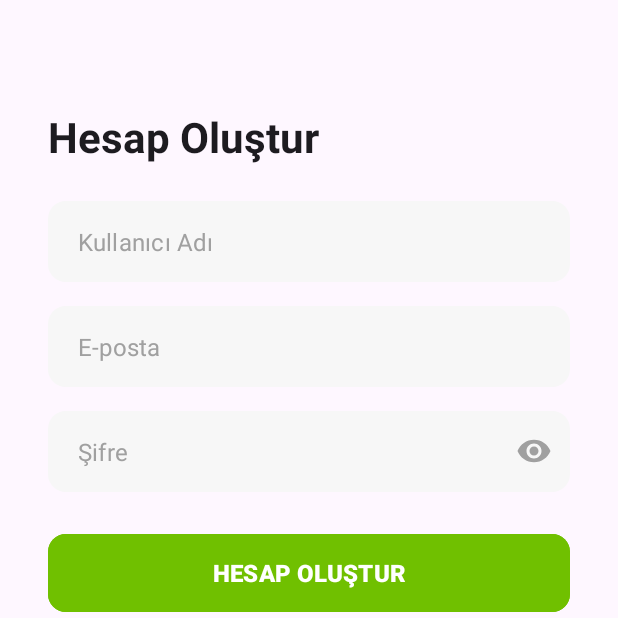
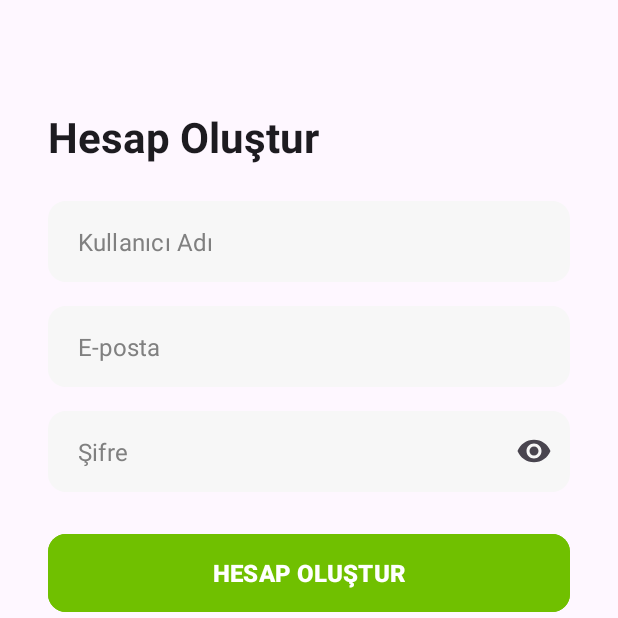
Before and after one commit to Caferix/Smart-Lang, an Android app: the SignUpFragment screen opened through its navigation route, on a phone screen of 412 x 824 dp, the top half of it. Run offline under Robolectric (Android 15) with nearby library versions, the phone set to English and light mode, and no system bars; our stand-ins replace Dagger/Hilt's generated code, Firebase (no records; nobody signed in at launch, a user with empty details on screens opened directly), navigation-ui; 10 statements that could not run were skipped.

Commit message:
buglar düzeltildi logo güncellendi

```diff
--- a/app/src/main/res/drawable/bg_input_field.xml
+++ b/app/src/main/res/drawable/bg_input_field.xml
@@ -2,10 +2,7 @@
 <shape xmlns:android="http://schemas.android.com/apk/res/android"
     android:shape="rectangle">
 
-    <!-- Arkaplan rengi -->
-    <solid android:color="@color/input_background_gray" />
+    <solid android:color="@color/input_field_background_dynamic" />
 
-    <!-- Kenar yuvarlaklığı -->
     <corners android:radius="12dp" />
-
 </shape>
--- a/app/src/main/res/layout/fragment_sign_up.xml
+++ b/app/src/main/res/layout/fragment_sign_up.xml
@@ -43,14 +43,14 @@
                 android:layout_width="match_parent"
                 android:layout_height="wrap_content"
                 android:background="@drawable/bg_input_field"
+                android:textColor="@color/input_text_color_dynamic"
+                android:textColorHint="@color/input_hint_color_dynamic"
                 android:hint="Kullanıcı Adı"
                 android:inputType="text"
-                android:textColor="@color/black"
                 android:paddingStart="20dp"
                 android:paddingTop="16dp"
                 android:paddingEnd="20dp"
-                android:paddingBottom="16dp"
-                android:textColorHint="@color/text_hint_gray" />
+                android:paddingBottom="16dp" />
 
         </com.google.android.material.textfield.TextInputLayout>
 
@@ -72,14 +72,14 @@
                 android:layout_width="match_parent"
                 android:layout_height="wrap_content"
                 android:background="@drawable/bg_input_field"
+                android:textColor="@color/input_text_color_dynamic"
+                android:textColorHint="@color/input_hint_color_dynamic"
                 android:hint="E-posta"
                 android:inputType="textEmailAddress"
-                android:textColor="@color/black"
                 android:paddingStart="20dp"
                 android:paddingTop="16dp"
                 android:paddingEnd="20dp"
-                android:paddingBottom="16dp"
-                android:textColorHint="@color/text_hint_gray" />
+                android:paddingBottom="16dp" />
 
         </com.google.android.material.textfield.TextInputLayout>
 
@@ -96,21 +96,21 @@
             app:layout_constraintStart_toStartOf="parent"
             app:layout_constraintTop_toBottomOf="@id/til_email_signup"
             app:passwordToggleEnabled="true"
-            app:passwordToggleTint="@color/text_hint_gray">
+            app:passwordToggleTint="?android:attr/textColorSecondary">
 
             <com.google.android.material.textfield.TextInputEditText
                 android:id="@+id/et_password_signup"
                 android:layout_width="match_parent"
                 android:layout_height="wrap_content"
                 android:background="@drawable/bg_input_field"
+                android:textColor="@color/input_text_color_dynamic"
+                android:textColorHint="@color/input_hint_color_dynamic"
                 android:hint="Şifre"
-                android:textColor="@color/black"
                 android:inputType="textPassword"
                 android:paddingStart="20dp"
                 android:paddingTop="16dp"
                 android:paddingEnd="20dp"
-                android:paddingBottom="16dp"
-                android:textColorHint="@color/text_hint_gray" />
+                android:paddingBottom="16dp" />
 
         </com.google.android.material.textfield.TextInputLayout>
 
--- a/app/src/main/res/mipmap-anydpi-v26/ic_launcher.xml
+++ b/app/src/main/res/mipmap-anydpi-v26/ic_launcher.xml
@@ -1,5 +1,6 @@
 <?xml version="1.0" encoding="utf-8"?>
 <adaptive-icon xmlns:android="http://schemas.android.com/apk/res/android">
-    <background android:drawable="@drawable/logo" />
-    <foreground android:drawable="@android:color/transparent" />
+    <background android:drawable="?android:attr/colorBackground" />
+
+    <foreground android:drawable="@drawable/logo" />
 </adaptive-icon>
--- a/app/src/main/res/mipmap-anydpi-v26/ic_launcher_round.xml
+++ b/app/src/main/res/mipmap-anydpi-v26/ic_launcher_round.xml
@@ -1,5 +1,5 @@
 <?xml version="1.0" encoding="utf-8"?>
 <adaptive-icon xmlns:android="http://schemas.android.com/apk/res/android">
-    <background android:drawable="@drawable/logo" />
-    <foreground android:drawable="@android:color/transparent" />
+    <background android:drawable="?android:attr/colorBackground" />
+    <foreground android:drawable="@drawable/logo" />
 </adaptive-icon>
--- a/app/src/main/res/values/colors.xml
+++ b/app/src/main/res/values/colors.xml
@@ -21,7 +21,6 @@
     <color name="text_hint_light">#E0E0E0</color>
     <color name="card_background_dark">#FF333333</color>
 
-    <!-- 🎨 Smart-Lang Game Colors -->
     <color name="sl_bg">#FAFAFF</color>
     <color name="sl_text_primary">#202124</color>
     <color name="sl_text_secondary">#6C727F</color>
@@ -31,31 +30,29 @@
     <color name="sl_success">#35C759</color>
     <color name="sl_error">#FF4D5E</color>
 
-    <!-- XP bar gradyanları -->
     <color name="sl_xp_start">#8BC6FF</color>
     <color name="sl_xp_end">#5B8CFF</color>
 
-    <!-- Buton kenarlık -->
     <color name="sl_stroke">#DADCE0</color>
     <color name="sl_btn_bg">#FFFFFF</color>
     <color name="purple_500">#FF6200EE</color>
     <color name="purple_700">#FF3700B3</color>
 
 
-    <!-- YENİ OYUN PALETİ -->
-    <color name="game_bg_start">#6D55A4</color> <!-- Gradyan Başlangıç Rengi -->
-    <color name="game_bg_end">#3B2A63</color>   <!-- Gradyan Bitiş Rengi -->
+    <color name="game_bg_start">#6D55A4</color>
+    <color name="game_bg_end">#3B2A63</color>
 
-    <color name="game_button_bg">#4C3A7A</color> <!-- Buton Arka Planı -->
-    <color name="game_button_stroke">#9575CD</color> <!-- Buton Çerçevesi -->
-    <color name="game_button_text">#E8E4F1</color>  <!-- Buton Yazı Rengi -->
+    <color name="game_button_bg">#4C3A7A</color>
+    <color name="game_button_stroke">#9575CD</color>
+    <color name="game_button_text">#E8E4F1</color>
 
-    <color name="game_button_selected_bg">#9575CD</color> <!-- Seçili Buton Arka Planı -->
-    <color name="game_button_selected_text">#FFFFFFFF</color> <!-- Seçili Buton Yazı Rengi -->
+    <color name="game_button_selected_bg">#9575CD</color>
+    <color name="game_button_selected_text">#FFFFFFFF</color>
 
-    <color name="game_correct_glow">#4CAF50</color> <!-- Doğru Cevap Işıltısı -->
-    <color name="game_wrong_glow">#F44336</color>   <!-- Yanlış Cevap Işıltısı -->
+    <color name="game_correct_glow">#4CAF50</color>
+    <color name="game_wrong_glow">#F44336</color>
 
-    <color name="game_xp_bar_progress">#81C784</color> <!-- XP Bar Dolu Rengi -->
+    <color name="game_xp_bar_progress">#81C784</color>
     <color name="game_xp_bar_bg">#4C3A7A</color>
-</resources>
+
+    <color name="input_field_background_dynamic">#F7F7F7</color> <color name="input_text_color_dynamic">#000000</color>       <color name="input_hint_color_dynamic">#808080</color>       </resources>
```
Also changed, not shown: app/src/main/res/layout/fragment_change_password.xml (+12 -12 lines), app/src/main/res/layout/fragment_edit_profile.xml (+14 -2 lines), app/src/main/res/layout/fragment_forgot_password.xml (+6 -4 lines), app/src/main/res/layout/fragment_sign_in.xml (+8 -9 lines), app/src/main/res/values-night/colors.xml (added, +18 -0 lines), app/src/main/res/drawable/logo.jpg.
